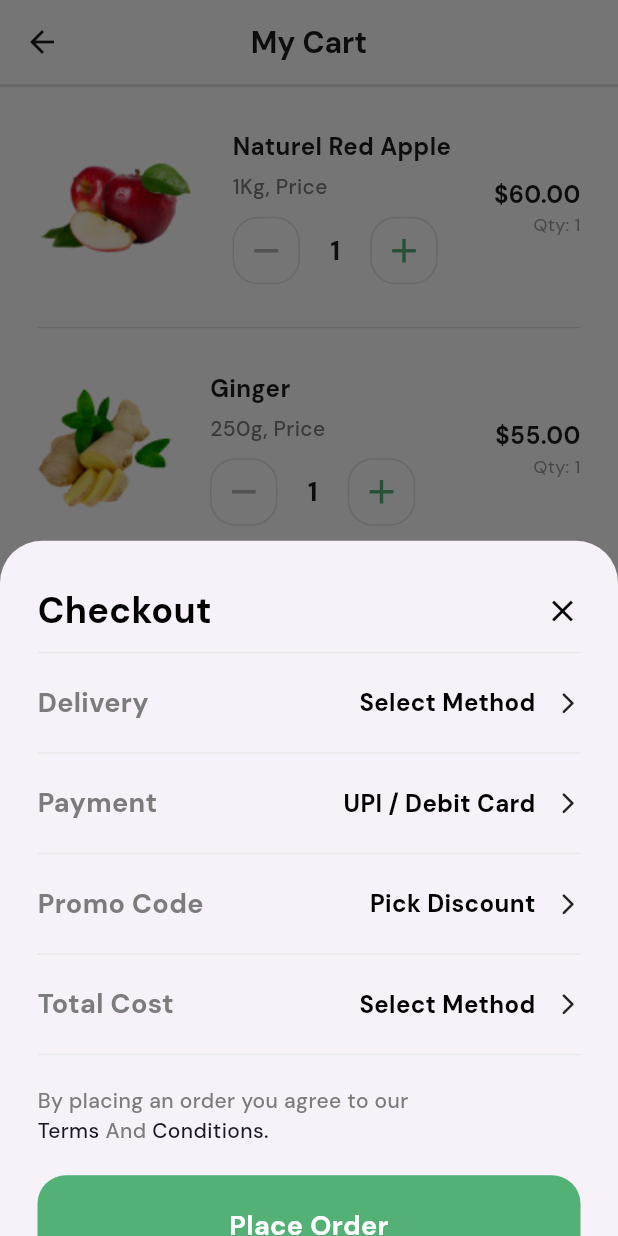
After one commit to Pranav-407/grocery_app_ui, a Flutter app: the CartScreen screen opened directly, after a tap on "Go To Checkout", on a phone screen of 412 x 824 dp. The commit adds this screen. Run offline on Flutter 3.47's test engine with Material 3 defaults, Android fonts, the phone set to English and light mode, and no system bars; our stand-ins replace flutter_svg, google_fonts, persistent_bottom_nav_bar_v2.

Commit message:
Full Figma Completed

```diff
--- a/lib/views/cart_screen.dart
+++ b/lib/views/cart_screen.dart
@@ -1,5 +1,6 @@
 import 'package:flutter/material.dart';
 import 'package:google_fonts/google_fonts.dart';
+import 'package:grocery_app_ui/views/checkout_screen.dart';
 import 'package:grocery_app_ui/widgets/constants.dart';
 
 class CartScreen extends StatefulWidget {
@@ -213,9 +214,11 @@ class _CartScreenState extends State<CartScreen> {
               Padding(
                 padding:
                     const EdgeInsets.symmetric(horizontal: 25.0),
-                child: Column(
-                  children: [
-                    Container(
+                child: GestureDetector(
+                  onTap: () {
+                    showModalBottomSheet(context: context, builder: (context) => CheckoutBottomSheet(),);
+                  },
+                  child: Container(
                     height: 67,
                     decoration: BoxDecoration(
                       borderRadius: BorderRadius.circular(19),
@@ -259,7 +262,6 @@ class _CartScreenState extends State<CartScreen> {
                       ),
                     ),
                   ),
-                  ],
                 ),
               )
             ],
--- /dev/null
+++ b/lib/views/checkout_screen.dart
@@ -0,0 +1,155 @@
+import 'package:flutter/material.dart';
+import 'package:google_fonts/google_fonts.dart';
+import 'package:grocery_app_ui/views/order_accepted_screen.dart';
+
+class CheckoutBottomSheet extends StatelessWidget {
+  const CheckoutBottomSheet({super.key});
+
+  @override
+  Widget build(BuildContext context) {
+    return Container(
+      padding: EdgeInsets.symmetric(horizontal: 25.0, vertical: 30),
+      child: Column(
+        crossAxisAlignment: CrossAxisAlignment.start,
+        mainAxisSize: MainAxisSize.max,
+        children: [
+          SizedBox(width: double.infinity),
+          Row(
+            children: [
+              Text(
+                "Checkout",
+                style: GoogleFonts.dmSans(
+                  fontSize: 24,
+                  fontWeight: FontWeight.w700,
+                  color: Colors.black,
+                ),
+              ),
+              Spacer(),
+              GestureDetector(onTap: () {
+                Navigator.of(context).pop();
+              },child: Icon(Icons.close, color: Colors.black))
+            ],
+          ),
+          SizedBox(height: 10),
+          Line(),
+          Info(label: "Delivery", details: "Select Method"),
+          Line(),
+          Info(label: "Payment", details: "UPI / Debit Card"),
+          Line(),
+          Info(label: "Promo Code", details: "Pick Discount"),
+          Line(),
+          Info(label: "Total Cost", details: "Select Method"),
+          Line(),
+          Padding(
+            padding: EdgeInsets.symmetric(vertical: 20),
+            child: Text.rich(
+              TextSpan(
+                text: 'By placing an order you agree to our\n',
+                style: GoogleFonts.dmSans(
+                  fontSize: 14,
+                  fontWeight: FontWeight.w500,
+                  color: Color.fromRGBO(124, 124, 124, 1),
+                ),
+                children: [
+                  TextSpan(
+                    text: 'Terms',
+                    style: GoogleFonts.dmSans(
+                      fontSize: 14,
+                      fontWeight: FontWeight.w500,
+                      color: Color.fromRGBO(24, 23, 37, 1),
+                    ),
+                  ),
+                  TextSpan(
+                    text: ' And ',
+                    style: GoogleFonts.dmSans(
+                      fontSize: 14,
+                      fontWeight: FontWeight.w500,
+                      color: Color.fromRGBO(124, 124, 124, 1),
+                    ),
+                  ),
+                  TextSpan(
+                    text: 'Conditions.',
+                    style: GoogleFonts.dmSans(
+                      fontSize: 14,
+                      fontWeight: FontWeight.w500,
+                      color: Color.fromRGBO(24, 23, 37, 1),
+                    ),
+                  ),
+                ],
+              ),
+            ),
+          ),
+          GestureDetector(
+            onTap: () {
+              Navigator.of(context).pushReplacement(MaterialPageRoute(builder: (context) => OrderAcceptedScreen(),));
+            },
+            child: Container(
+              height: 68,
+              decoration: BoxDecoration(
+                borderRadius: BorderRadius.circular(19),
+                color: Color.fromRGBO(83, 177, 117, 1),
+              ),
+              child: Center(
+                child: Text(
+                  "Place Order",
+                  style: GoogleFonts.dmSans(
+                      fontSize: 18,
+                      fontWeight: FontWeight.w700,
+                      color: Colors.white),
+                ),
+              ),
+            ),
+          ),
+        ],
+      ),
+    );
+  }
+}
+
+class Line extends StatelessWidget {
+  const Line({super.key});
+
+  @override
+  Widget build(BuildContext context) {
+    return Container(
+      height: 1,
+      color: Color.fromRGBO(226, 226, 226, 0.7),
+    );
+  }
+}
+
+class Info extends StatelessWidget {
+  final String label;
+  final String details;
+  const Info({super.key, required this.label, required this.details});
+
+  @override
+  Widget build(BuildContext context) {
+    return Padding(
+      padding: const EdgeInsets.symmetric(vertical: 20.0),
+      child: Row(
+        children: [
+          Text(
+            label,
+            style: GoogleFonts.dmSans(
+              fontSize: 18,
+              fontWeight: FontWeight.w700,
+              color: Color.fromRGBO(124, 124, 124, 1),
+            ),
+          ),
+          Spacer(),
+          Text(
+            details,
+            style: GoogleFonts.dmSans(
+              fontSize: 16,
+              fontWeight: FontWeight.w700,
+              color: Colors.black,
+            ),
+          ),
+          SizedBox(width: 13),
+          Icon(Icons.arrow_forward_ios_rounded, size: 17)
+        ],
+      ),
+    );
+  }
+}
```
Lines whose indentation alone changed are shown as unchanged.
